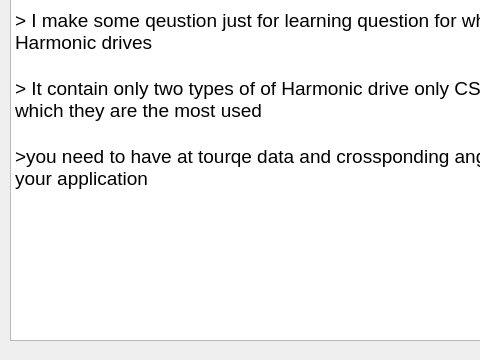
Above: gui/ui/about.ui from AimanHaidar/harmonic-drive-selector before the change; both pictures show x 0 to 480 and y 120 to 480 of the 640 by 480 pixel window. Below: the same form after it.
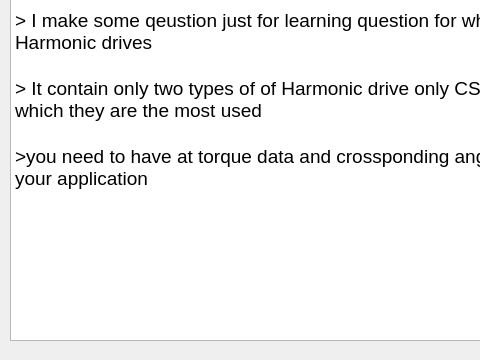
That is the form after the change.

Diff of the .ui file:
```diff
--- a/gui/ui/about.ui
+++ b/gui/ui/about.ui
@@ -35,7 +35,7 @@
 &lt;p style=&quot;-qt-paragraph-type:empty; margin-top:0px; margin-bottom:0px; margin-left:0px; margin-right:0px; -qt-block-indent:0; text-indent:0px; font-size:14pt;&quot;&gt;&lt;br /&gt;&lt;/p&gt;
 &lt;p style=&quot; margin-top:0px; margin-bottom:0px; margin-left:0px; margin-right:0px; -qt-block-indent:0; text-indent:0px;&quot;&gt;&lt;span style=&quot; font-size:14pt;&quot;&gt;&amp;gt; It contain only two types of of Harmonic drive only CSG and SHG which they are the most used&lt;/span&gt;&lt;/p&gt;
 &lt;p style=&quot;-qt-paragraph-type:empty; margin-top:0px; margin-bottom:0px; margin-left:0px; margin-right:0px; -qt-block-indent:0; text-indent:0px; font-size:14pt;&quot;&gt;&lt;br /&gt;&lt;/p&gt;
-&lt;p style=&quot; margin-top:0px; margin-bottom:0px; margin-left:0px; margin-right:0px; -qt-block-indent:0; text-indent:0px;&quot;&gt;&lt;span style=&quot; font-size:14pt;&quot;&gt;&amp;gt;you need to have at tourqe data and crossponding angular speed for your application&lt;/span&gt;&lt;/p&gt;&lt;/body&gt;&lt;/html&gt;</string>
+&lt;p style=&quot; margin-top:0px; margin-bottom:0px; margin-left:0px; margin-right:0px; -qt-block-indent:0; text-indent:0px;&quot;&gt;&lt;span style=&quot; font-size:14pt;&quot;&gt;&amp;gt;you need to have at torque data and crossponding angular speed for your application&lt;/span&gt;&lt;/p&gt;&lt;/body&gt;&lt;/html&gt;</string>
    </property>
   </widget>
  </widget>
```
